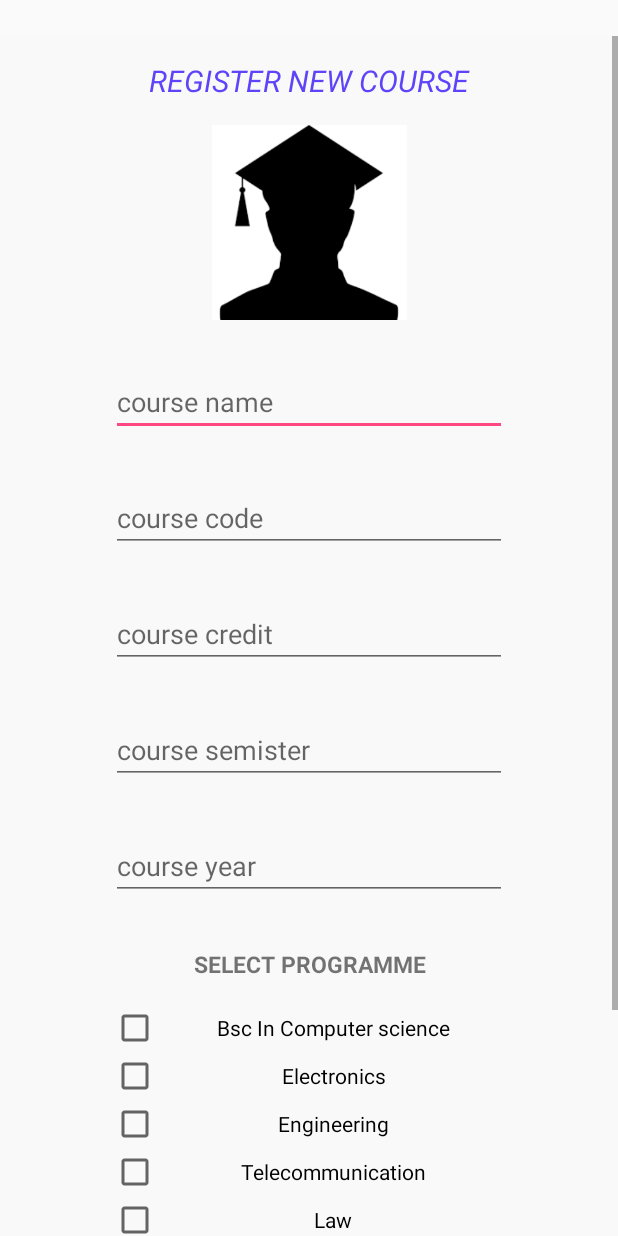
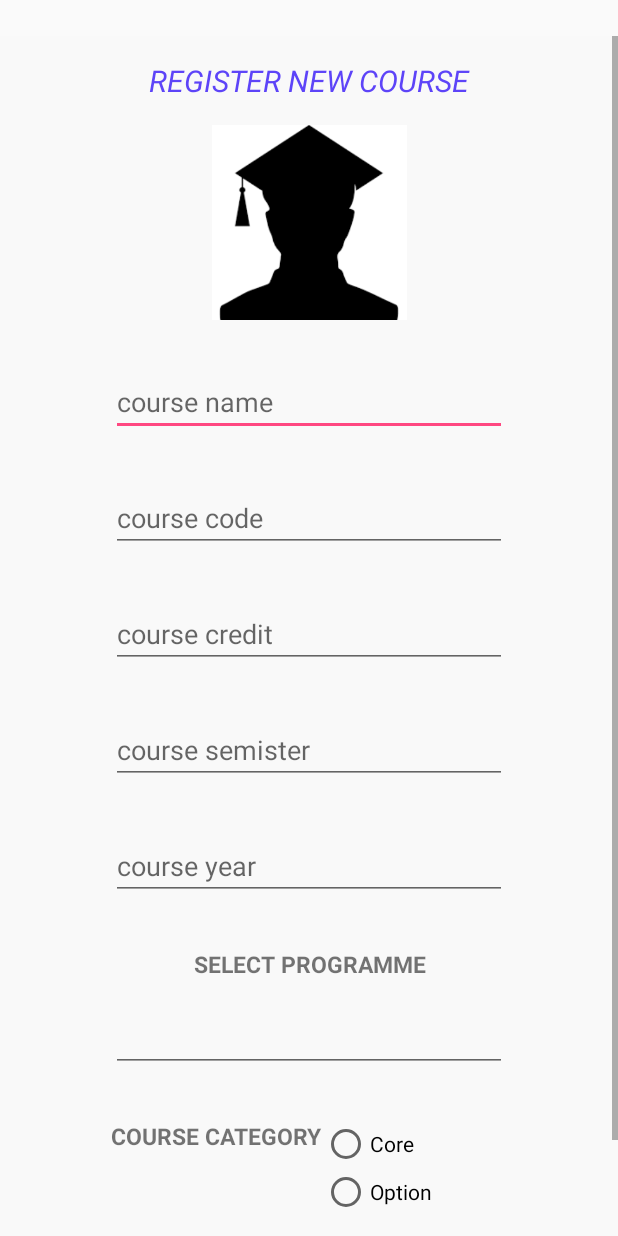
Before and after one commit to robertanold36/SchoolApp, an Android app: the AdminActivity screen opened directly, with no data from a screen before it, in the side drawer, after a tap on "register course", on a phone screen of 412 x 824 dp. Run offline under Robolectric (Android 15) with nearby library versions, the phone set to English and light mode, and no system bars; 2 statements that could not run were skipped.

Commit message:
create database tale for courses

```diff
--- a/app/src/main/java/com/school/datasource/DatabaseSource.java
+++ b/app/src/main/java/com/school/datasource/DatabaseSource.java
@@ -16,6 +16,8 @@ public class DatabaseSource extends SQLiteOpenHelper {
 
     private static final String DATABASE_NAME="School.db";
     private static final String TABLE_student="studentTable";
+    private static final String TABLE_course="courseTable";
+    private static final String TABLE_cp="course_program";
     private static final String COL_1="ID";
     private static final String COL_2="first_name";
     private static final String COL_3="middle_name";
@@ -28,6 +30,14 @@ public class DatabaseSource extends SQLiteOpenHelper {
     private static final String COL_10="gender";
     private static final String COL_11="date_of_birth";
 
+
+    private static final String COL_name="course_name";
+    private static final String COL_code="course_code";
+    private static final String COL_credit="course_credit";
+    private static final String COL_semister="course_semister";
+    private static final String COL_year="course_year";
+    private static final String COL_category="course_category";
+    private static final String COL_programme="course_programme";
 
     public DatabaseSource(@Nullable Context context) {
         super(context, DATABASE_NAME, null,
@@ -44,14 +54,20 @@ public class DatabaseSource extends SQLiteOpenHelper {
                 ""+COL_6+ " TEXT UNIQUE, "+COL_7+ " TEXT, " +COL_8+" INTEGER,"
                 +COL_9+" TEXT,"+COL_10+" TEXT,"+COL_11+" TEXT)");
 
+        db.execSQL ("create table "+TABLE_course+ "("+COL_1+" INTEGER PRIMARY KEY AUTOINCREMENT,"
+        +COL_name+" TEXT UNIQUE,"+COL_code+" TEXT UNIQUE,"+COL_credit+" TEXT,"+COL_semister+" TEXT,"
+                +COL_year+" TEXT,"+COL_category+" TEXT,"+COL_programme+" TEXT)");
 
+       /** db.execSQL ("create table "+TABLE_cp+"("+COL_1+ " NTEGER PRIMARY KEY AUTOINCREMENT," +
+                ""+COL_programme+" TEXT," +
+                "FOREIGN KEY ("+COL_code+") REFERENCES "+TABLE_course+"("+COL_1+"))");**/
 
     }
 
     @Override
     public void onUpgrade(SQLiteDatabase db, int oldVersion, int newVersion) {
         db.execSQL("DROP TABLE IF EXISTS "+ TABLE_student);
-
+        db.execSQL ("DROP TABLE IF EXISTS "+TABLE_course);
         onCreate(db);
 
     }
--- a/app/src/main/java/com/school/schoolapp/AdminActivity.java
+++ b/app/src/main/java/com/school/schoolapp/AdminActivity.java
@@ -2,7 +2,7 @@ package com.school.schoolapp;
 
 import android.content.Intent;
 import android.content.SharedPreferences;
-import android.os.Build;
+
 import android.os.Bundle;
 import android.view.MenuItem;
 
@@ -11,7 +11,7 @@ import android.widget.Toast;
 
 
 import androidx.annotation.NonNull;
-import androidx.annotation.RequiresApi;
+
 import androidx.appcompat.app.ActionBarDrawerToggle;
 import androidx.appcompat.app.AppCompatActivity;
 import androidx.core.view.GravityCompat;
@@ -22,7 +22,6 @@ import androidx.appcompat.widget.Toolbar;
 import com.google.android.material.navigation.NavigationView;
 
 
-import java.util.Objects;
 
 public class AdminActivity extends AppCompatActivity  {
 
@@ -30,25 +29,27 @@ public class AdminActivity extends AppCompatActivity  {
     private Toolbar toolbar;
 
 
-    @RequiresApi(api = Build.VERSION_CODES.KITKAT)
     @Override
     protected void onCreate(Bundle savedInstanceState) {
         super.onCreate (savedInstanceState);
         setContentView (R.layout.activity_admin);
+
+        //get the loginValues stored by the sharedPreference
         sharedPreferences=getSharedPreferences ("user_details",MODE_PRIVATE);
 
         toolbar=findViewById(R.id.toolbar);
         setSupportActionBar(toolbar);
 
-        Objects.requireNonNull (getSupportActionBar ()).setDisplayHomeAsUpEnabled (true);
+        getSupportActionBar ().setDisplayHomeAsUpEnabled (true);
 
-         getSupportActionBar().setDisplayShowTitleEnabled (true);
+        getSupportActionBar().setDisplayShowTitleEnabled (true);
 
         DrawerLayout drawerLayout=findViewById(R.id.drawer_layout);
 
         ActionBarDrawerToggle toggle;
         toggle = new ActionBarDrawerToggle (this,drawerLayout,toolbar
                 ,R.string.navigation_drawer_open,R.string.navigation_drawer_close);
+
 
         drawerLayout.addDrawerListener (toggle);
         toggle.syncState ();
@@ -79,7 +80,14 @@ public class AdminActivity extends AppCompatActivity  {
 
                 }
                 else if(id==R.id.item5){
-                   logoutAdmin (null);
+                    Toast.makeText (AdminActivity.this, "clicked", Toast.LENGTH_SHORT)
+                            .show ();
+                    startActivity (new Intent (getApplicationContext (),Swipe.class));
+                }
+
+                else if(id==R.id.logout){
+                    logoutAdmin (null);  //call method when user logout
+
                 }
 
                 DrawerLayout drawerLayout1=findViewById (R.id.drawer_layout);
@@ -91,6 +99,7 @@ public class AdminActivity extends AppCompatActivity  {
 
     }
 
+    //method to clear sharedPreference key value when user logout
     public void logoutAdmin(View view){
         SharedPreferences.Editor editor=sharedPreferences.edit ();
         editor.clear ();
@@ -99,9 +108,6 @@ public class AdminActivity extends AppCompatActivity  {
 
     }
 
-    /**public void swipe(View v){
-        startActivity (new Intent (getApplicationContext (),Swipe.class));
 
-    }**/
 
 }
--- a/app/src/main/java/com/school/schoolapp/CourseActivity.java
+++ b/app/src/main/java/com/school/schoolapp/CourseActivity.java
@@ -3,12 +3,40 @@ package com.school.schoolapp;
 import androidx.appcompat.app.AppCompatActivity;
 
 import android.os.Bundle;
+import android.view.View;
+import android.widget.ArrayAdapter;
+import android.widget.AutoCompleteTextView;
+import android.widget.CheckBox;
+import android.widget.EditText;
+import android.widget.RadioGroup;
 
 public class CourseActivity extends AppCompatActivity {
+
+    EditText course_name,course_code,course_credit,course_semister,course_year;
+    RadioGroup category;
+    AutoCompleteTextView autoCompleteTextView;
 
     @Override
     protected void onCreate(Bundle savedInstanceState) {
         super.onCreate (savedInstanceState);
         setContentView (R.layout.activity_course);
+
+        course_name=findViewById (R.id.cname);
+        course_code=findViewById (R.id.cCode);
+        course_credit=findViewById (R.id.cCredit);
+        course_semister=findViewById (R.id.cSemister);
+        course_year=findViewById (R.id.cYear);
+
+        category=findViewById (R.id.category);
+
+        String[] program={"Bsc in computer science","Telecommunication",
+                "Electronics","Engineering","law"};
+        ArrayAdapter<String> adapter;
+        adapter = new ArrayAdapter<> (this,android.R.layout.select_dialog_item,program);
+
+        autoCompleteTextView.setThreshold (1);
+        autoCompleteTextView.setAdapter (adapter);
+
+
     }
 }
--- a/app/src/main/java/com/school/schoolapp/RegisterActivity.java
+++ b/app/src/main/java/com/school/schoolapp/RegisterActivity.java
@@ -53,12 +53,6 @@ public class RegisterActivity extends AppCompatActivity {
         super.onCreate(savedInstanceState);
         setContentView(R.layout.activity_register);
 
-        final String[] programs={"Bsc in computer science","Electronics","Engineering",
-                "Telecommunication","law"}; //selected option view array for autocompleteview
-
-
-
-
 
         first_nme=findViewById(R.id.fname);
         middle_nme=findViewById (R.id.mname);
@@ -73,11 +67,13 @@ public class RegisterActivity extends AppCompatActivity {
 
 
         mRegister=findViewById(R.id.register);
-
-
         db=new DatabaseSource (this); //instatiate reference variable db for database
 
 
+
+
+        final String[] programs={"Bsc in computer science","Electronics","Engineering",
+                "Telecommunication","law"}; //selected option view array for autocompleteview
 
         ArrayAdapter<String> adapter=new ArrayAdapter<> (this,
                 android.R.layout.select_dialog_item,programs);//adapter to create Autocompleteview
@@ -86,7 +82,7 @@ public class RegisterActivity extends AppCompatActivity {
         programme.setAdapter (adapter);
 
 
-        //event handler for displaying datepickerdialog
+        //event handler to show datepickerdialog
         mDate.setOnClickListener (new View.OnClickListener () {
             @Override
             public void onClick(View v) {
@@ -104,11 +100,10 @@ public class RegisterActivity extends AppCompatActivity {
 
                 datePickerDialog.show ();
 
-
             }
         });
 
-
+        //event handler when date inserted in datePickerdDalog
         dateSetListener=new DatePickerDialog.OnDateSetListener () {
             @Override
             public void onDateSet(DatePicker view, int year, int month, int dayOfMonth) {
@@ -196,7 +191,6 @@ public class RegisterActivity extends AppCompatActivity {
                         String gender=radioButton.getText ().toString ().trim ();
 
 
-
                         long res = db.createUser (first_name, middle_name, last_name,
                                 email, username, programe, year, phone, gender, date);
 
@@ -216,10 +210,8 @@ public class RegisterActivity extends AppCompatActivity {
 
 
                         }
-
                     }
-
-                }
+               }
 
         });
 
--- a/app/src/main/res/layout/activity_course.xml
+++ b/app/src/main/res/layout/activity_course.xml
@@ -38,7 +38,7 @@
             android:layout_marginTop="16dp"
             android:layout_marginBottom="16dp"
             android:background="@drawable/oval"
-            android:contentDescription="TODO"
+            android:contentDescription="@string/todo"
             />
 
         <EditText
@@ -48,7 +48,7 @@
             android:layout_marginTop="16dp"
             android:layout_marginBottom="16dp"
             android:inputType="text"
-            android:hint="course name"/>
+            android:hint="@string/course_name"/>
 
         <EditText
             android:layout_width="264dp"
@@ -57,7 +57,7 @@
             android:layout_marginTop="16dp"
             android:layout_marginBottom="16dp"
             android:inputType="text"
-            android:hint="course code"/>
+            android:hint="@string/course_code"/>
 
         <EditText
             android:layout_width="264dp"
@@ -66,7 +66,7 @@
             android:layout_marginTop="16dp"
             android:layout_marginBottom="16dp"
             android:inputType="number"
-            android:hint="course credit"/>
+            android:hint="@string/course_credit"/>
 
         <EditText
             android:layout_width="264dp"
@@ -75,7 +75,7 @@
             android:layout_marginTop="16dp"
             android:layout_marginBottom="16dp"
             android:inputType="number"
-            android:hint="course semister"/>
+            android:hint="@string/course_semister"/>
 
         <EditText
             android:layout_width="264dp"
@@ -84,61 +84,26 @@
             android:layout_marginTop="16dp"
             android:layout_marginBottom="16dp"
             android:inputType="number"
-            android:hint="course year"/>
+            android:hint="@string/course_year"/>
 
         <TextView
-            android:id="@+id/programme"
+            android:id="@+id/txtselect"
             android:layout_width="match_parent"
             android:layout_height="wrap_content"
             android:layout_marginTop="16dp"
             android:layout_marginBottom="16dp"
             android:gravity="center"
-            android:text="SELECT PROGRAMME"
+            android:text="@string/select_programme"
             android:textSize="15sp"
             android:textStyle="bold" />
 
-        <CheckBox
-            android:gravity="center"
+        <AutoCompleteTextView
             android:layout_width="264dp"
             android:layout_height="wrap_content"
-            android:id="@+id/CS"
-            android:text="Bsc In Computer science"
+            android:inputType="textAutoComplete"
+            android:layout_marginBottom="16dp"
+            android:id="@+id/programme"/>
 
-            />
-
-        <CheckBox
-            android:gravity="center"
-            android:layout_width="264dp"
-            android:layout_height="wrap_content"
-            android:id="@+id/EL"
-            android:text="Electronics"
-
-            />
-
-        <CheckBox
-            android:gravity="center"
-            android:layout_width="264dp"
-            android:layout_height="wrap_content"
-            android:id="@+id/ENG"
-            android:text="Engineering"
-
-            />
-        <CheckBox
-            android:gravity="center"
-            android:layout_width="264dp"
-            android:layout_height="wrap_content"
-            android:id="@+id/TC"
-            android:text="Telecommunication"
-
-            />
-        <CheckBox
-            android:gravity="center"
-            android:layout_width="264dp"
-            android:layout_height="wrap_content"
-            android:id="@+id/law"
-            android:text="Law"
-            android:layout_marginBottom="20dp"
-            />
 
     <LinearLayout
         android:layout_width="264dp"
@@ -151,7 +116,7 @@
             <TextView
                 android:layout_width="wrap_content"
                 android:layout_height="wrap_content"
-                android:text="COURSE CATEGORY"
+                android:text="@string/course_category"
                 android:id="@+id/txtCategory"
                 android:textSize="15sp"
                 android:textStyle="bold"/>
@@ -165,7 +130,7 @@
                     android:layout_width="wrap_content"
                     android:layout_height="wrap_content"
                     android:id="@+id/core"
-                    android:text="Core"
+                    android:text="@string/core"
                     />
 
 
@@ -173,7 +138,7 @@
                     android:layout_width="wrap_content"
                     android:layout_height="wrap_content"
                     android:id="@+id/option"
-                    android:text="Option"
+                    android:text="@string/option"
                     />
             </RadioGroup>
     </LinearLayout>
@@ -184,7 +149,7 @@
             android:layout_height="wrap_content"
             android:layout_marginTop="@dimen/activity_horizontal_margin"
             android:layout_marginBottom="20dp"
-            android:text="SAVE COURSE"
+            android:text="@string/save_course"
             android:background="@drawable/round"/>
 
 
--- a/app/src/main/res/layout/nav_header_main.xml
+++ b/app/src/main/res/layout/nav_header_main.xml
@@ -23,5 +23,4 @@
         android:text="ADMIN PANEL MENU"/>
 
 
-
 </LinearLayout>
--- a/app/src/main/res/layout/swiping_layout.xml
+++ b/app/src/main/res/layout/swiping_layout.xml
@@ -23,17 +23,14 @@
                 app:layout_scrollFlags="scroll|enterAlways"/>
         </com.google.android.material.appbar.AppBarLayout>
 
-        <LinearLayout
-            android:layout_width="match_parent"
-            android:layout_height="match_parent">
 
             <TextView
                 android:layout_width="match_parent"
                 android:layout_height="wrap_content"
                 android:gravity="center"
-                android:text="app menu"
+                android:text="@string/welcome_admin"
+                android:layout_marginTop="200dp"
                 android:textSize="20sp"/>
-        </LinearLayout>
 
     </LinearLayout>
 
--- a/app/src/main/res/menu/activity_menu_drawer.xml
+++ b/app/src/main/res/menu/activity_menu_drawer.xml
@@ -53,7 +53,7 @@
 
 
                <item
-                   android:id="@+id/item7"
+                   android:id="@+id/logout"
                    android:icon="@drawable/logout"
                    android:title="logout"
                    />
--- a/app/src/main/res/values/strings.xml
+++ b/app/src/main/res/values/strings.xml
@@ -17,5 +17,22 @@
     <string name="first_name">first name</string>
     <string name="programe">programe</string>
     <string name="title">REGISTER NEW COURSE</string>
+    <string name="todo">TODO</string>
+    <string name="course_name">course name</string>
+    <string name="course_code">course code</string>
+    <string name="course_credit">course credit</string>
+    <string name="course_semister">course semister</string>
+    <string name="course_year">course year</string>
+    <string name="select_programme">SELECT PROGRAMME</string>
+    <string name="BSCS">Bsc In Computer science</string>
+    <string name="electronics">Electronics</string>
+    <string name="engineering">Engineering</string>
+    <string name="law">Law</string>
+    <string name="course_category">COURSE CATEGORY</string>
+    <string name="save_course">SAVE COURSE</string>
+    <string name="option">Option</string>
+    <string name="core">Core</string>
+    <string name="telecommunication">Telecommunication</string>
+    <string name="welcome_admin">WELCOME ADMIN</string>
 
 </resources>
```
